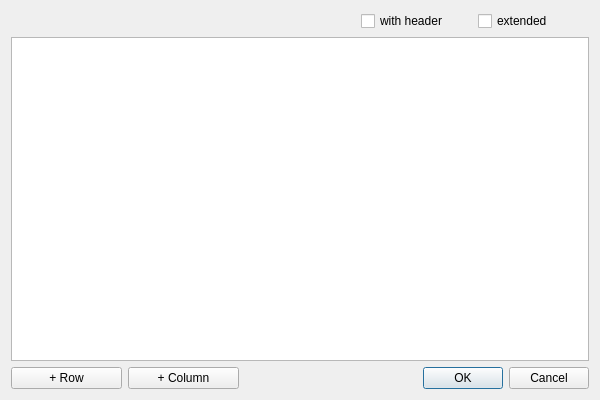
Old version of the form widgets/StcTablesCreator.ui in the repository baziorek/STC_editor.
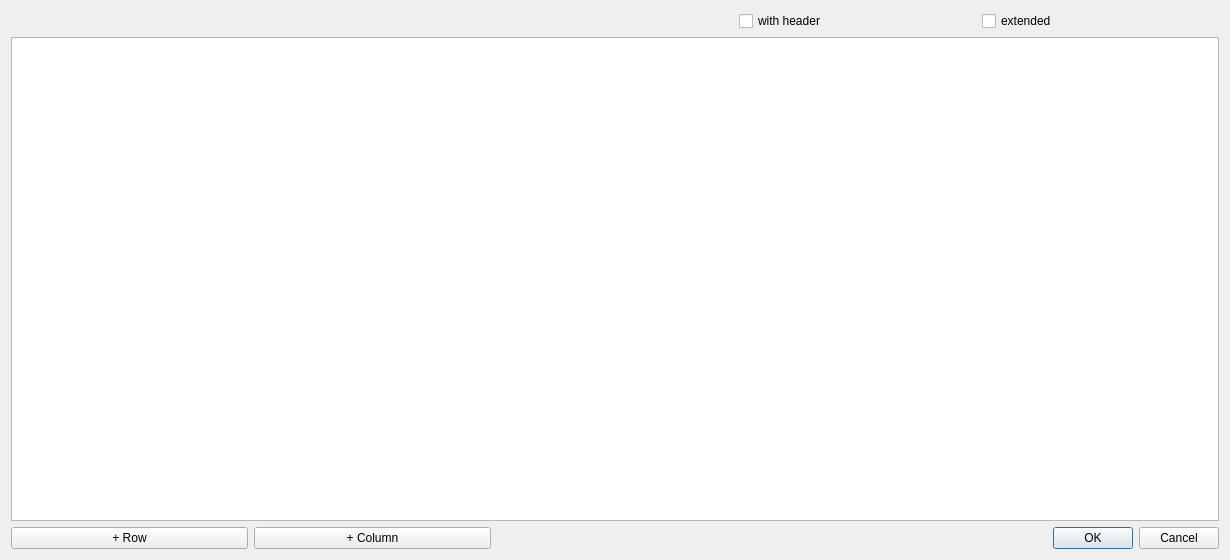
New version of the form. Icons and pictures are not drawn.

Commit message: Table editor: formatted ([run]) cells, STC highlighting in cells, tag buttons panel

What changed in the file:
```diff
--- a/widgets/StcTablesCreator.ui
+++ b/widgets/StcTablesCreator.ui
@@ -6,8 +6,8 @@
    <rect>
     <x>0</x>
     <y>0</y>
-    <width>600</width>
-    <height>400</height>
+    <width>1230</width>
+    <height>560</height>
    </rect>
   </property>
   <property name="windowTitle">
@@ -21,7 +21,7 @@
      </property>
     </widget>
    </item>
-   <item row="1" column="0" colspan="5">
+   <item row="2" column="0" colspan="5">
     <widget class="QTableWidget" name="tableWidget">
      <property name="editTriggers">
       <set>QAbstractItemView::EditTrigger::DoubleClicked|QAbstractItemView::EditTrigger::EditKeyPressed</set>
@@ -47,7 +47,7 @@
      </property>
     </widget>
    </item>
-   <item row="2" column="0">
+   <item row="3" column="0">
     <widget class="QPushButton" name="addRowButton">
      <property name="toolTip">
       <string>Add row</string>
@@ -60,14 +60,14 @@
      </property>
     </widget>
    </item>
-   <item row="2" column="2" colspan="3">
+   <item row="3" column="2" colspan="3">
     <widget class="QDialogButtonBox" name="buttonBox">
      <property name="standardButtons">
       <set>QDialogButtonBox::StandardButton::Cancel|QDialogButtonBox::StandardButton::Ok</set>
      </property>
     </widget>
    </item>
-   <item row="2" column="1">
+   <item row="3" column="1">
     <widget class="QPushButton" name="addColumnButton">
      <property name="toolTip">
       <string>Add column</string>
```
The commit also changes 10 other files.
